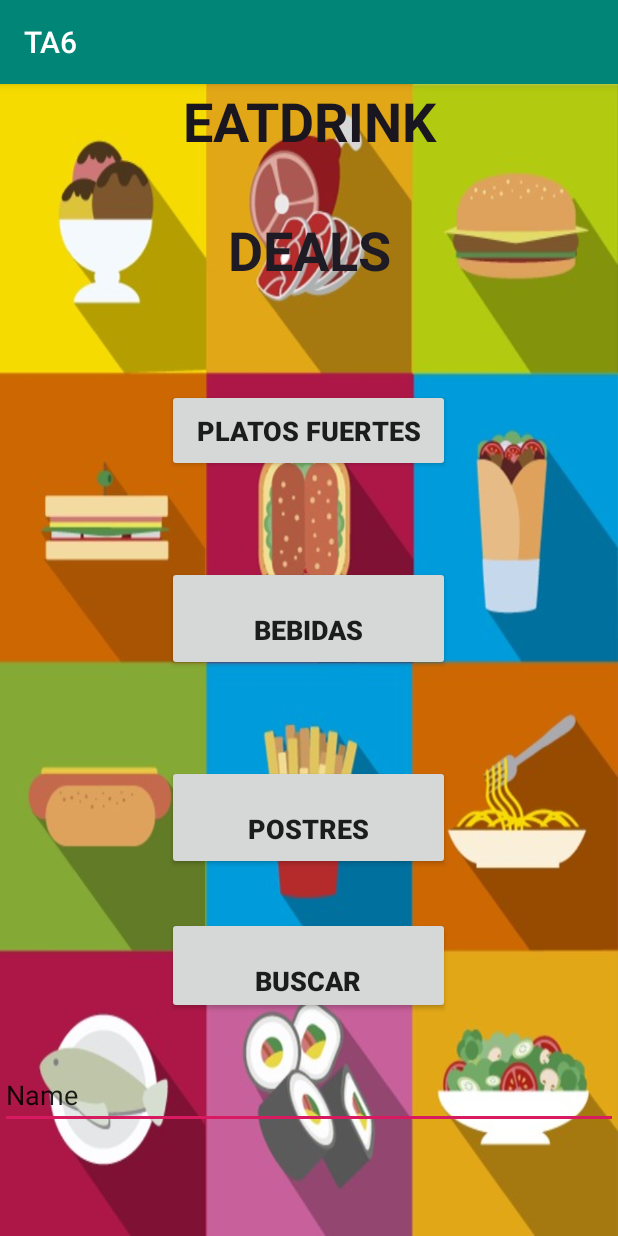
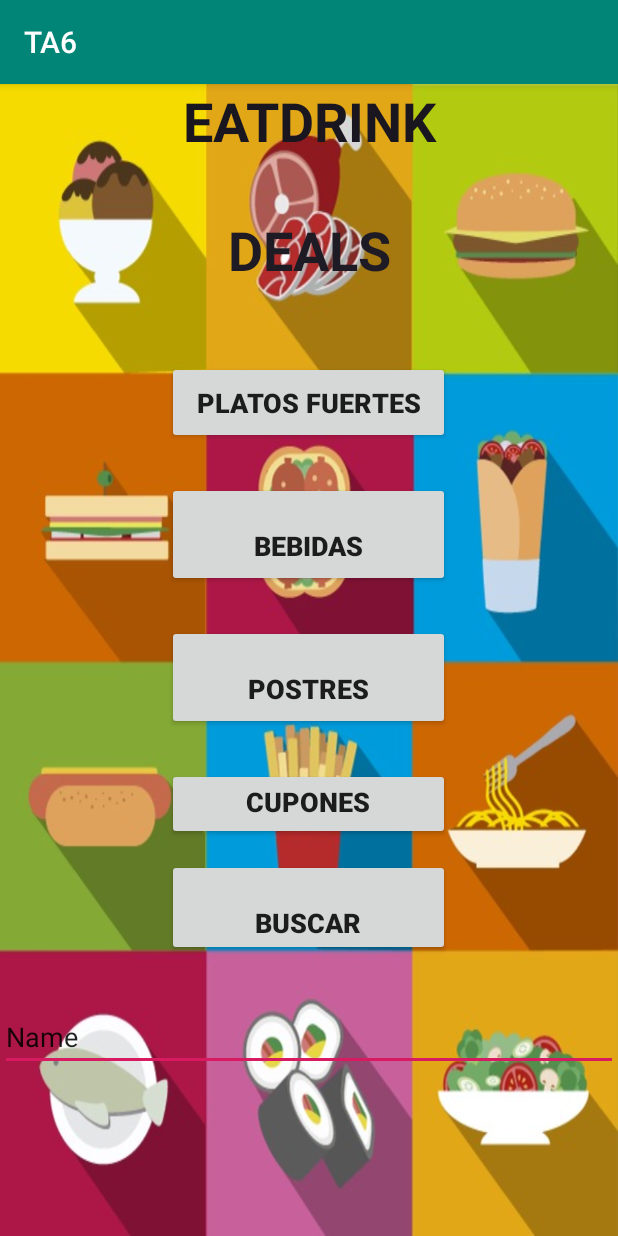
Before and after one commit to Cacarden10/PST_TA7_G1, an Android app: the screen it shows after launch (MainActivity), on a phone screen of 412 x 824 dp. Run offline under Robolectric (Android 15) with nearby library versions, the phone set to English and light mode, and no system bars.

Commit message:
Update activity_main.xml
Agregado una opcion de cupones

```diff
--- a/TA6/app/src/main/res/layout/activity_main.xml
+++ b/TA6/app/src/main/res/layout/activity_main.xml
@@ -33,8 +33,8 @@
         android:layout_width="30mm"
         android:layout_height="wrap_content"
         android:layout_gravity="center_horizontal|center_vertical"
-        android:layout_marginTop="5mm"
-        android:layout_marginBottom="5mm"
+        android:layout_marginTop="2mm"
+        android:layout_marginBottom="2mm"
         android:lineSpacingExtra="10sp"
         android:onClick="fuerte"
         android:paddingLeft="15sp"
@@ -51,8 +51,8 @@
         android:layout_width="30mm"
         android:layout_height="wrap_content"
         android:layout_gravity="center_horizontal|center_vertical"
-        android:layout_marginTop="5mm"
-        android:layout_marginBottom="5mm"
+        android:layout_marginTop="2mm"
+        android:layout_marginBottom="2mm"
         android:onClick="bebida"
         android:paddingLeft="15sp"
         android:paddingTop="30sp"
@@ -69,13 +69,26 @@
         android:layout_width="30mm"
         android:layout_height="wrap_content"
         android:layout_gravity="center_horizontal|center_vertical"
-        android:layout_marginTop="5mm"
-        android:layout_marginBottom="5mm"
+        android:layout_marginTop="2mm"
+        android:layout_marginBottom="2mm"
         android:paddingLeft="15sp"
         android:paddingTop="30sp"
         android:paddingRight="15sp"
         android:paddingBottom="15sp"
         android:text="Postres"
+        android:textAlignment="center"
+        android:textSize="18sp"
+        android:textStyle="bold" />
+
+    <Button
+        android:id="@+id/cupones"
+        android:layout_width="30mm"
+        android:layout_height="wrap_content"
+        android:layout_gravity="center_horizontal"
+        android:layout_marginTop="2mm"
+        android:layout_marginBottom="2mm"
+        android:gravity="center_horizontal"
+        android:text="CUPONES"
         android:textAlignment="center"
         android:textSize="18sp"
         android:textStyle="bold" />
@@ -94,7 +107,8 @@
         android:text="Buscar"
         android:textAlignment="center"
         android:textSize="18sp"
-        android:textStyle="bold" />
+        android:textStyle="bold"
+        />
 
     <EditText
         android:id="@+id/editText"
```
